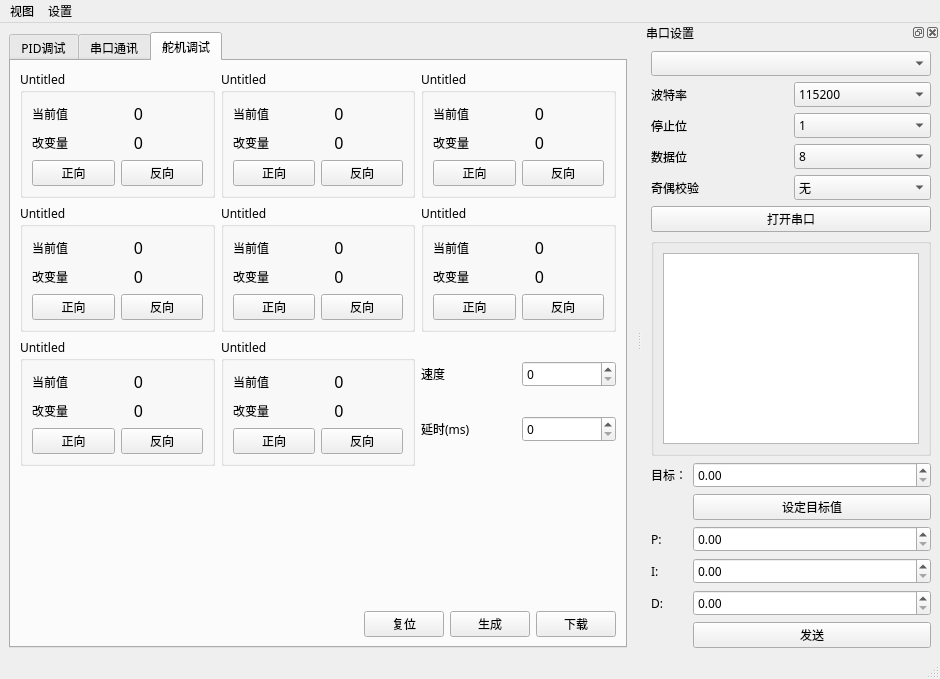
Qt form mainwindow.ui (Yimingtoo/Qt_PWM_serial_port_communication) before a commit.
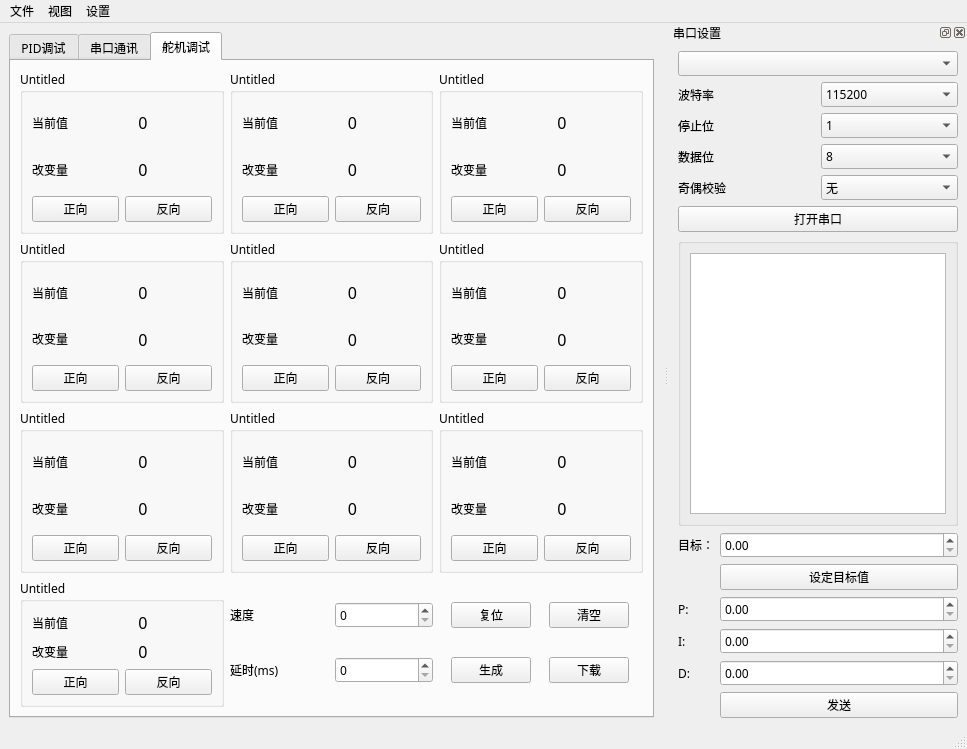
The same form after that commit. The open tabs and pages were chosen to show the change. Custom widgets are drawn as their Qt base class.

The edit to the form file:
```diff
--- a/mainwindow.ui
+++ b/mainwindow.ui
@@ -6,16 +6,16 @@
    <rect>
     <x>0</x>
     <y>0</y>
-    <width>940</width>
-    <height>679</height>
+    <width>967</width>
+    <height>749</height>
    </rect>
   </property>
   <property name="windowTitle">
    <string>MainWindow</string>
   </property>
   <widget class="QWidget" name="centralwidget">
-   <layout class="QGridLayout" name="gridLayout_4">
-    <item row="0" column="0">
+   <layout class="QHBoxLayout" name="horizontalLayout_8">
+    <item>
      <widget class="QTabWidget" name="tebWidget">
       <property name="font">
        <font>
@@ -1070,6 +1070,200 @@
          </widget>
         </item>
         <item row="2" column="2">
+         <widget class="QGroupBox" name="group9">
+          <property name="sizePolicy">
+           <sizepolicy hsizetype="Preferred" vsizetype="Preferred">
+            <horstretch>0</horstretch>
+            <verstretch>0</verstretch>
+           </sizepolicy>
+          </property>
+          <property name="title">
+           <string>Untitled</string>
+          </property>
+          <layout class="QVBoxLayout" name="verticalLayout_27">
+           <item>
+            <layout class="QHBoxLayout" name="horizontalLayout_52">
+             <item>
+              <widget class="QLabel" name="label_70">
+               <property name="text">
+                <string>当前值</string>
+               </property>
+              </widget>
+             </item>
+             <item>
+              <widget class="QLabel" name="dutylabel9">
+               <property name="sizePolicy">
+                <sizepolicy hsizetype="Expanding" vsizetype="Preferred">
+                 <horstretch>0</horstretch>
+                 <verstretch>0</verstretch>
+                </sizepolicy>
+               </property>
+               <property name="font">
+                <font>
+                 <pointsize>12</pointsize>
+                </font>
+               </property>
+               <property name="text">
+                <string>0</string>
+               </property>
+               <property name="alignment">
+                <set>Qt::AlignCenter</set>
+               </property>
+              </widget>
+             </item>
+            </layout>
+           </item>
+           <item>
+            <layout class="QHBoxLayout" name="horizontalLayout_53">
+             <item>
+              <widget class="QLabel" name="label_71">
+               <property name="text">
+                <string>改变量</string>
+               </property>
+              </widget>
+             </item>
+             <item>
+              <widget class="QLabel" name="variationlabel9">
+               <property name="sizePolicy">
+                <sizepolicy hsizetype="Expanding" vsizetype="Preferred">
+                 <horstretch>0</horstretch>
+                 <verstretch>0</verstretch>
+                </sizepolicy>
+               </property>
+               <property name="font">
+                <font>
+                 <pointsize>12</pointsize>
+                </font>
+               </property>
+               <property name="text">
+                <string>0</string>
+               </property>
+               <property name="alignment">
+                <set>Qt::AlignCenter</set>
+               </property>
+              </widget>
+             </item>
+            </layout>
+           </item>
+           <item>
+            <layout class="QHBoxLayout" name="horizontalLayout_22">
+             <item>
+              <widget class="QPushButton" name="forwardButton9">
+               <property name="text">
+                <string>正向</string>
+               </property>
+              </widget>
+             </item>
+             <item>
+              <widget class="QPushButton" name="reverseButton9">
+               <property name="text">
+                <string>反向</string>
+               </property>
+              </widget>
+             </item>
+            </layout>
+           </item>
+          </layout>
+         </widget>
+        </item>
+        <item row="3" column="0">
+         <widget class="QGroupBox" name="group10">
+          <property name="sizePolicy">
+           <sizepolicy hsizetype="Preferred" vsizetype="Preferred">
+            <horstretch>0</horstretch>
+            <verstretch>0</verstretch>
+           </sizepolicy>
+          </property>
+          <property name="title">
+           <string>Untitled</string>
+          </property>
+          <layout class="QVBoxLayout" name="verticalLayout_28">
+           <item>
+            <layout class="QHBoxLayout" name="horizontalLayout_54">
+             <item>
+              <widget class="QLabel" name="label_72">
+               <property name="text">
+                <string>当前值</string>
+               </property>
+              </widget>
+             </item>
+             <item>
+              <widget class="QLabel" name="dutylabel10">
+               <property name="sizePolicy">
+                <sizepolicy hsizetype="Expanding" vsizetype="Preferred">
+                 <horstretch>0</horstretch>
+                 <verstretch>0</verstretch>
+                </sizepolicy>
+               </property>
+               <property name="font">
+                <font>
+                 <pointsize>12</pointsize>
+                </font>
+               </property>
+               <property name="text">
+                <string>0</string>
+               </property>
+               <property name="alignment">
+                <set>Qt::AlignCenter</set>
+               </property>
+              </widget>
+             </item>
+            </layout>
+           </item>
+           <item>
+            <layout class="QHBoxLayout" name="horizontalLayout_55">
+             <item>
+              <widget class="QLabel" name="label_73">
+               <property name="text">
+                <string>改变量</string>
+               </property>
+              </widget>
+             </item>
+             <item>
+              <widget class="QLabel" name="variationlabel10">
+               <property name="sizePolicy">
+                <sizepolicy hsizetype="Expanding" vsizetype="Preferred">
+                 <horstretch>0</horstretch>
+                 <verstretch>0</verstretch>
+                </sizepolicy>
+               </property>
+               <property name="font">
+                <font>
+                 <pointsize>12</pointsize>
+                </font>
+               </property>
+               <property name="text">
+                <string>0</string>
+               </property>
+               <property name="alignment">
+                <set>Qt::AlignCenter</set>
+               </property>
+              </widget>
+             </item>
+            </layout>
+           </item>
+           <item>
+            <layout class="QHBoxLayout" name="horizontalLayout_23">
+             <item>
+              <widget class="QPushButton" name="forwardButton10">
+               <property name="text">
+                <string>正向</string>
+               </property>
+              </widget>
+             </item>
+             <item>
+              <widget class="QPushButton" name="reverseButton10">
+               <property name="text">
+                <string>反向</string>
+               </property>
+              </widget>
+             </item>
+            </layout>
+           </item>
+          </layout>
+         </widget>
+        </item>
+        <item row="3" column="1">
          <layout class="QVBoxLayout" name="verticalLayout_39">
           <item>
            <layout class="QHBoxLayout" name="horizontalLayout_21">
@@ -1101,70 +1295,47 @@
           </item>
          </layout>
         </item>
-        <item row="3" column="0" colspan="3">
-         <layout class="QVBoxLayout" name="verticalLayout_40">
-          <item>
-           <spacer name="verticalSpacer_2">
-            <property name="orientation">
-             <enum>Qt::Vertical</enum>
+        <item row="3" column="2">
+         <layout class="QGridLayout" name="gridLayout_4">
+          <item row="0" column="0">
+           <widget class="QPushButton" name="resetButton_4">
+            <property name="sizePolicy">
+             <sizepolicy hsizetype="Fixed" vsizetype="Fixed">
+              <horstretch>0</horstretch>
+              <verstretch>0</verstretch>
+             </sizepolicy>
             </property>
-            <property name="sizeHint" stdset="0">
-             <size>
-              <width>20</width>
-              <height>40</height>
-             </size>
+            <property name="text">
+             <string>复位</string>
             </property>
-           </spacer>
+           </widget>
           </item>
-          <item>
-           <layout class="QHBoxLayout" name="horizontalLayout_34">
-            <item>
-             <spacer name="horizontalSpacer_7">
-              <property name="orientation">
-               <enum>Qt::Horizontal</enum>
-              </property>
-              <property name="sizeHint" stdset="0">
-               <size>
-                <width>40</width>
-                <height>20</height>
-               </size>
-              </property>
-             </spacer>
-            </item>
-            <item>
-             <widget class="QPushButton" name="resetButton_4">
-              <property name="sizePolicy">
-               <sizepolicy hsizetype="Fixed" vsizetype="Fixed">
-                <horstretch>0</horstretch>
-                <verstretch>0</verstretch>
-               </sizepolicy>
-              </property>
-              <property name="text">
-               <string>复位</string>
-              </property>
-             </widget>
-            </item>
-            <item>
-             <widget class="QPushButton" name="generateButton">
-              <property name="text">
-               <string>生成</string>
-              </property>
-             </widget>
-            </item>
-            <item>
-             <widget class="QPushButton" name="downloadButton">
-              <property name="sizePolicy">
-               <sizepolicy hsizetype="Fixed" vsizetype="Fixed">
-                <horstretch>0</horstretch>
-                <verstretch>0</verstretch>
-               </sizepolicy>
-              </property>
-              <property name="text">
-               <string>下载</string>
-              </property>
-             </widget>
-            </item>
-           </layout>
+          <item row="0" column="1">
+           <widget class="QPushButton" name="clearButton">
+            <property name="text">
+             <string>清空</string>
+            </property>
+           </widget>
+          </item>
+          <item row="1" column="0">
+           <widget class="QPushButton" name="generateButton">
+            <property name="text">
+             <string>生成</string>
+            </property>
+           </widget>
+          </item>
+          <item row="1" column="1">
+           <widget class="QPushButton" name="downloadButton">
+            <property name="sizePolicy">
+             <sizepolicy hsizetype="Fixed" vsizetype="Fixed">
+              <horstretch>0</horstretch>
+              <verstretch>0</verstretch>
+             </sizepolicy>
+            </property>
+            <property name="text">
+             <string>下载</string>
+            </property>
+           </widget>
           </item>
          </layout>
         </item>
@@ -1179,7 +1350,7 @@
     <rect>
      <x>0</x>
      <y>0</y>
-     <width>940</width>
+     <width>967</width>
      <height>26</height>
     </rect>
    </property>
@@ -1196,6 +1367,13 @@
     <addaction name="resetsetAction"/>
     <addaction name="pinsettingAction"/>
    </widget>
+   <widget class="QMenu" name="menu_3">
+    <property name="title">
+     <string>文件</string>
+    </property>
+    <addaction name="saveas_action"/>
+   </widget>
+   <addaction name="menu_3"/>
    <addaction name="menu"/>
    <addaction name="menu_2"/>
   </widget>
@@ -1403,18 +1581,7 @@
        </property>
        <layout class="QVBoxLayout" name="verticalLayout_3">
         <item>
-         <widget class="QTextEdit" name="codeEdit">
-          <property name="enabled">
-           <bool>true</bool>
-          </property>
-          <property name="html">
-           <string>&lt;!DOCTYPE HTML PUBLIC &quot;-//W3C//DTD HTML 4.0//EN&quot; &quot;http://www.w3.org/TR/REC-html40/strict.dtd&quot;&gt;
-&lt;html&gt;&lt;head&gt;&lt;meta name=&quot;qrichtext&quot; content=&quot;1&quot; /&gt;&lt;style type=&quot;text/css&quot;&gt;
-p, li { white-space: pre-wrap; }
-&lt;/style&gt;&lt;/head&gt;&lt;body style=&quot; font-family:'SimSun'; font-size:9.07563pt; font-weight:400; font-style:normal;&quot;&gt;
-&lt;p style=&quot;-qt-paragraph-type:empty; margin-top:0px; margin-bottom:0px; margin-left:0px; margin-right:0px; -qt-block-indent:0; text-indent:0px; font-size:9.07563pt;&quot;&gt;&lt;br /&gt;&lt;/p&gt;&lt;/body&gt;&lt;/html&gt;</string>
-          </property>
-         </widget>
+         <widget class="QTableWidget" name="codetableWidget"/>
         </item>
        </layout>
       </widget>
```
Left out of the diff: 7 changed lines with no effect on the pictures.
